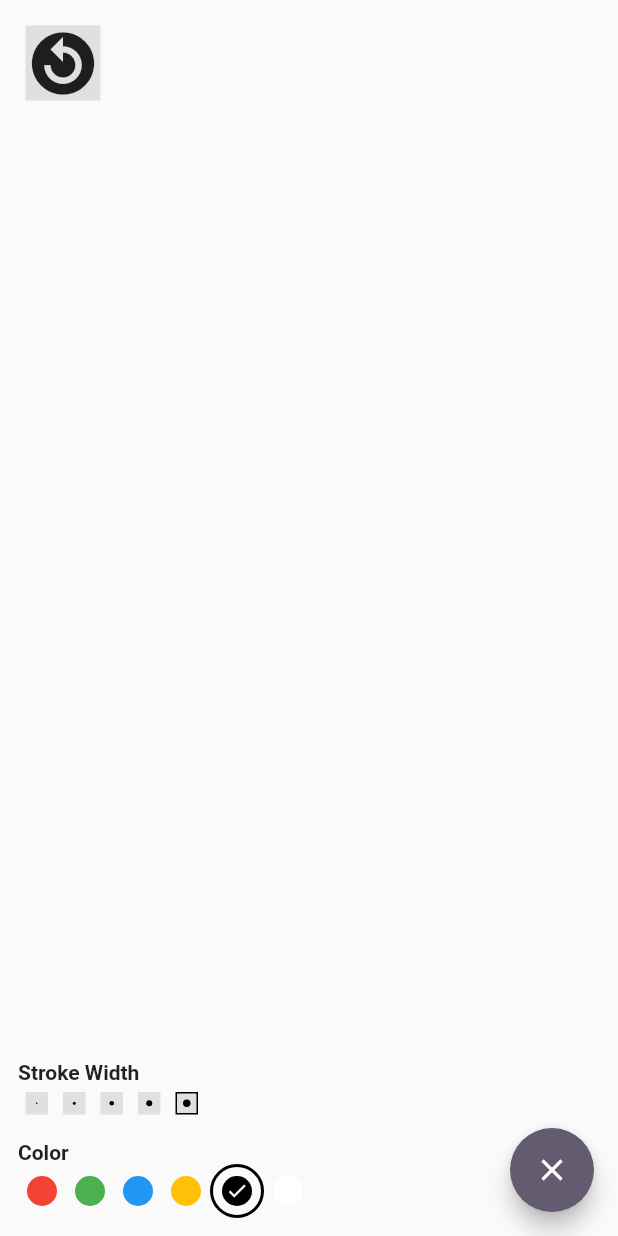
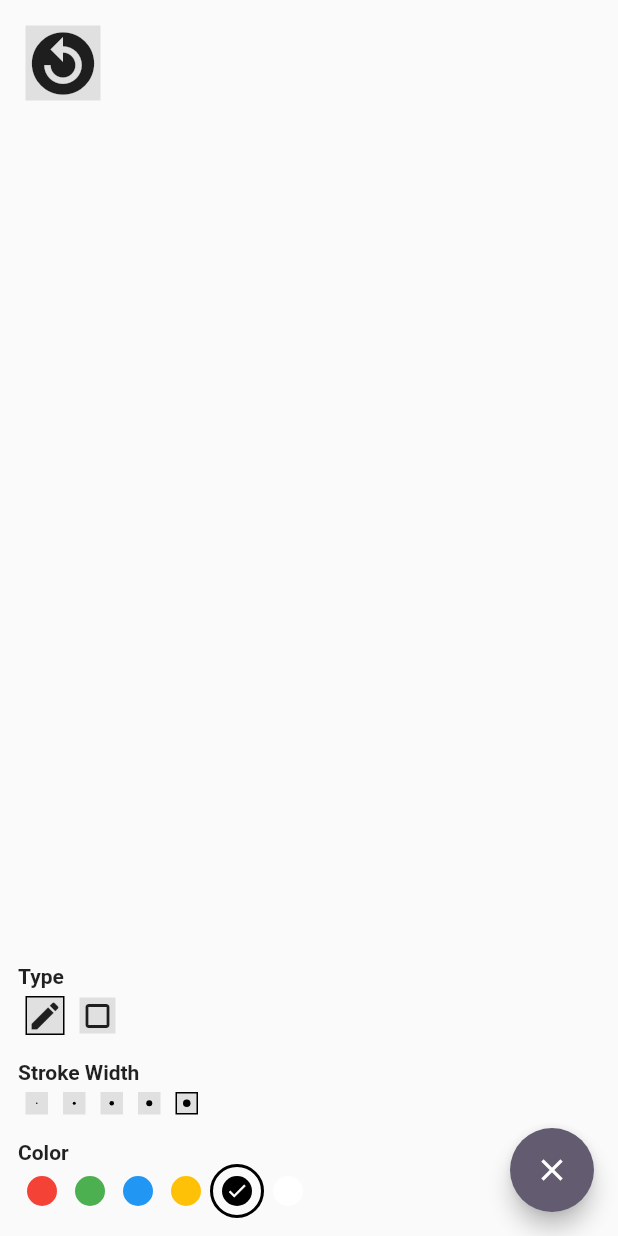
Before and after one commit to danielAsaboro/feynman-board, a Flutter app: the screen it shows after launch, on a phone screen of 412 x 824 dp. Run offline on Flutter 3.47's test engine with Material 3 defaults, Android fonts, the phone set to English and light mode, and no system bars; our stand-ins replace flutter_riverpod.

Commit message:
add rectangle, currently independant of lines

```diff
--- a/lib/features/draw/domain/entities/board.dart
+++ b/lib/features/draw/domain/entities/board.dart
@@ -1,11 +1,12 @@
+import 'package:feynman_board/features/draw/presentation/screens/board.dart';
 import 'package:flutter/material.dart';
-import 'package:flutter_riverpod/flutter_riverpod.dart';
 
 import 'shapes/draw_object.dart';
 
 class BoardContent {
   late final Color brushColor;
   late final double strokeWidth;
+  late final StrokeType strokeType;
   late final List<DrawObject?> oldScribbles;
   late final List<DrawObject?> currentScribbles;
   late final List<DrawObject?> previouslySavedScribbles;
@@ -29,6 +30,7 @@ class BoardContent {
   BoardContent({
     double? strokeWidth,
     Color? brushColor,
+    StrokeType? strokeType,
     List<DrawObject?>? oldScribbles,
     List<DrawObject?>? previouslySavedScribbles,
     List<DrawObject?>? currentScribbles,
@@ -36,6 +38,7 @@ class BoardContent {
   }) {
     this.strokeWidth = strokeWidth ?? 5;
     this.brushColor = brushColor ?? Colors.black;
+    this.strokeType = strokeType ?? StrokeType.pen;
     this.oldScribbles = oldScribbles ?? [];
     this.previouslySavedScribbles = previouslySavedScribbles ?? [];
     this.currentScribbles = currentScribbles ?? [];
@@ -45,6 +48,7 @@ class BoardContent {
   BoardContent copyWith({
     double? strokeWidth,
     Color? brushColor,
+    StrokeType? strokeType,
     List<DrawObject?>? oldScribbles,
     List<DrawObject?>? previouslySavedScribbles,
     List<DrawObject?>? currentScribbles,
@@ -55,6 +59,7 @@ class BoardContent {
     return BoardContent(
       strokeWidth: strokeWidth ?? this.strokeWidth,
       brushColor: brushColor ?? this.brushColor,
+      strokeType: strokeType ?? this.strokeType,
       oldScribbles: oldScribbles ?? List.from(this.oldScribbles),
       previouslySavedScribbles:
           previouslySavedScribbles ?? List.from(this.previouslySavedScribbles),
--- a/lib/features/draw/domain/entities/shapes/drawing_painter.dart
+++ b/lib/features/draw/domain/entities/shapes/drawing_painter.dart
@@ -7,8 +7,13 @@ import 'draw_object.dart';
 
 class DrawingPainter extends CustomPainter with Brush {
   final List<DrawObject?> objects;
+  final List<Rect> rectangles;
+  final Rect? currentRectangle;
 
-  DrawingPainter(this.objects);
+  DrawingPainter(this.objects, {
+    required this.rectangles,
+    required this.currentRectangle,
+  });
 
   @override
   void paint(Canvas canvas, Size size) {
@@ -25,6 +30,19 @@ class DrawingPainter extends CustomPainter with Brush {
             getPaint(drawObject.color, drawObject.strokeWidth));
       }
     }
+
+    Paint paint = Paint()
+      ..color = Colors.black
+      ..style = PaintingStyle.stroke
+      ..strokeWidth = 4.0;
+
+    for (Rect rectangle in rectangles) {
+      canvas.drawRect(rectangle, paint);
+    }
+
+    if (currentRectangle != null) {
+      canvas.drawRect(currentRectangle!, paint);
+    }
   }
 
   @override
--- /dev/null
+++ b/lib/features/draw/presentation/components/stroke_type_store.dart
@@ -0,0 +1,43 @@
+import 'package:feynman_board/features/draw/presentation/screens/board.dart';
+import 'package:flutter/material.dart';
+import 'package:flutter_riverpod/flutter_riverpod.dart';
+
+import '../../domain/entities/board.dart';
+import '../controllers/board_controller.dart';
+
+class StrokeTypeStore extends StatelessWidget {
+  const StrokeTypeStore({
+    super.key,
+    required this.boardContent,
+    required this.ref,
+  });
+
+  final BoardContent boardContent;
+  final WidgetRef ref;
+
+  @override
+  Widget build(BuildContext context) {
+    return Row(children: [
+      ...StrokeType.values.map((strokeType) {
+        final isSelected = boardContent.strokeType == strokeType;
+        return InkWell(
+          onTap: () {
+            ref
+                .read(boardContentProvider.notifier)
+                .changeStrokeType(strokeType);
+          },
+          child: Container(
+            margin: const EdgeInsets.all(5),
+            decoration: BoxDecoration(
+              border: isSelected ? Border.all(color: Colors.black) : null,
+              color: Colors.grey.shade300,
+            ),
+            child: Center(
+              child: Icon(strokeType.icon),
+            ),
+          ),
+        );
+      }).toList(),
+    ]);
+  }
+}
--- a/lib/features/draw/presentation/controllers/board_controller.dart
+++ b/lib/features/draw/presentation/controllers/board_controller.dart
@@ -1,3 +1,4 @@
+import 'package:feynman_board/features/draw/presentation/screens/board.dart';
 import 'package:flutter/material.dart';
 import 'package:flutter_riverpod/flutter_riverpod.dart';
 
@@ -64,6 +65,10 @@ class BoardControllerNotifier extends Notifier<BoardContent> {
       state = state.copyWith(allLastSavedState: allLastSavedState);
     }
   }
+
+  void changeStrokeType(StrokeType strokeType) {
+    state = state.copyWith(strokeType: strokeType);
+  }
 }
 
 final boardContentProvider =
--- a/lib/features/draw/presentation/screens/board.dart
+++ b/lib/features/draw/presentation/screens/board.dart
@@ -1,4 +1,5 @@
 import 'package:feynman_board/features/draw/domain/entities/board.dart';
+import 'package:feynman_board/features/draw/presentation/components/stroke_type_store.dart';
 import 'package:flutter/material.dart';
 import 'package:flutter_riverpod/flutter_riverpod.dart';
 
@@ -9,6 +10,15 @@ import '../components/stroke_pallet_store.dart';
 import '../components/undo_button.dart';
 import '../controllers/board_controller.dart';
 
+enum StrokeType {
+  pen(Icons.edit),
+  rectangle(Icons.crop_square);
+
+  final IconData icon;
+
+  const StrokeType(this.icon);
+}
+
 class BoardWidget extends ConsumerStatefulWidget {
   const BoardWidget({super.key});
 
@@ -17,9 +27,14 @@ class BoardWidget extends ConsumerStatefulWidget {
 }
 
 class _BoardWidgetState extends ConsumerState<BoardWidget> {
+  List<Rect> rectangles = [];
+  Rect? currentRectangle;
+  Offset? rectanglePoint;
+
   @override
   Widget build(BuildContext context) {
     final boardContent = ref.watch(boardContentProvider);
+    final strokeType = boardContent.strokeType;
     return Scaffold(
       body: SizedBox(
         width: double.infinity,
@@ -28,8 +43,22 @@ class _BoardWidgetState extends ConsumerState<BoardWidget> {
           children: [
             Positioned.fill(
               child: GestureDetector(
+                onPanDown: (details) {
+                  if (strokeType == StrokeType.rectangle) {
+                    setState(() {
+                      // currentRectangle = Rect.fromPoints(details.globalPosition, details.globalPosition);
+                      rectanglePoint = details.globalPosition;
+                    });
+                  }
+                },
                 onPanUpdate: (details) {
-                  RenderBox renderBox = context.findRenderObject() as RenderBox;
+                  if (strokeType == StrokeType.rectangle) {
+                    setState(() {
+                      currentRectangle = Rect.fromPoints(rectanglePoint!, details.globalPosition);
+                    });
+                  } else {
+                    RenderBox renderBox =
+                        context.findRenderObject() as RenderBox;
                     final offset =
                         renderBox.globalToLocal(details.globalPosition);
 
@@ -41,15 +70,30 @@ class _BoardWidgetState extends ConsumerState<BoardWidget> {
                     ref
                         .read(boardContentProvider.notifier)
                         .addToCurrentScribbles(newScribble);
+                  }
                 },
                 onPanEnd: (details) {
+                  switch (strokeType) {
+                    case StrokeType.pen:
                       // adding a null value here to separate individual strokes
                       ref
                           .read(boardContentProvider.notifier)
                           .allCurrentScribblesToAllScribbles();
+                      break;
+                    case StrokeType.rectangle:
+                      setState(() {
+                        rectangles.add(currentRectangle!);
+                        currentRectangle = null;
+                      });
+                      break;
+                  }
                 },
                 child: CustomPaint(
-                  painter: DrawingPainter(boardContent.allScribbles),
+                  painter: DrawingPainter(
+                    boardContent.allScribbles,
+                    rectangles: rectangles,
+                    currentRectangle: currentRectangle,
+                  ),
                 ),
               ),
             ),
@@ -59,6 +103,13 @@ class _BoardWidgetState extends ConsumerState<BoardWidget> {
               child: Column(
                 crossAxisAlignment: CrossAxisAlignment.start,
                 children: [
+                  const Text("Type",
+                      style: TextStyle(
+                        fontSize: 14,
+                        fontWeight: FontWeight.bold,
+                      )),
+                  StrokeTypeStore(boardContent: boardContent, ref: ref),
+                  const SizedBox(height: 12),
                   const Text("Stroke Width",
                       style: TextStyle(
                         fontSize: 14,
```
Lines whose indentation alone changed are shown as unchanged.
